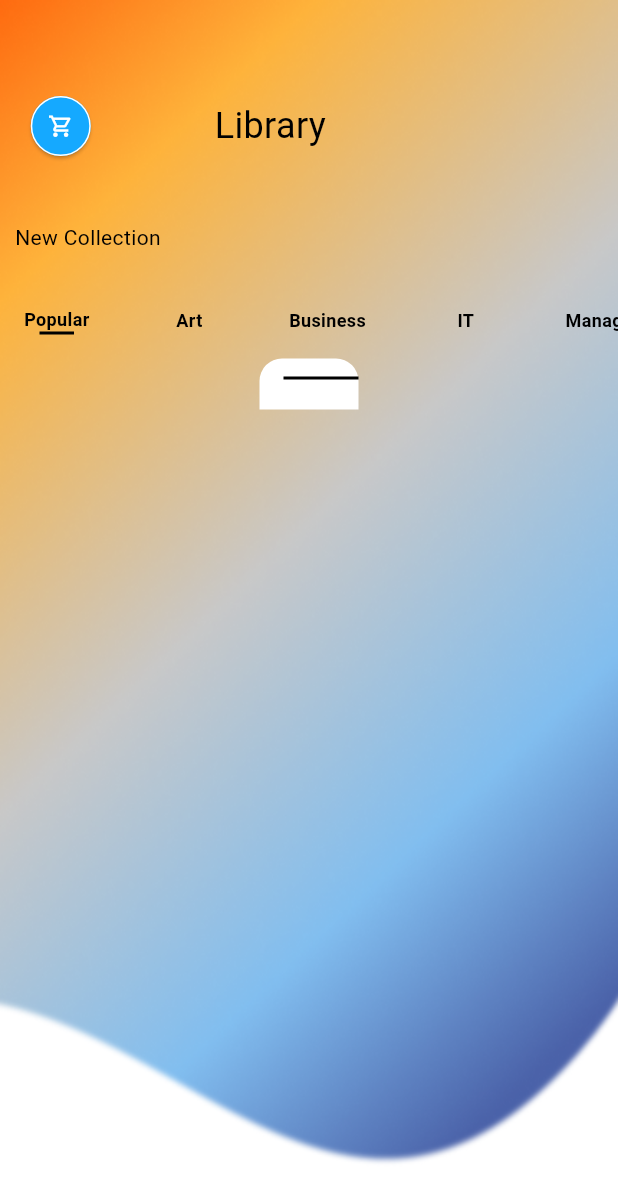
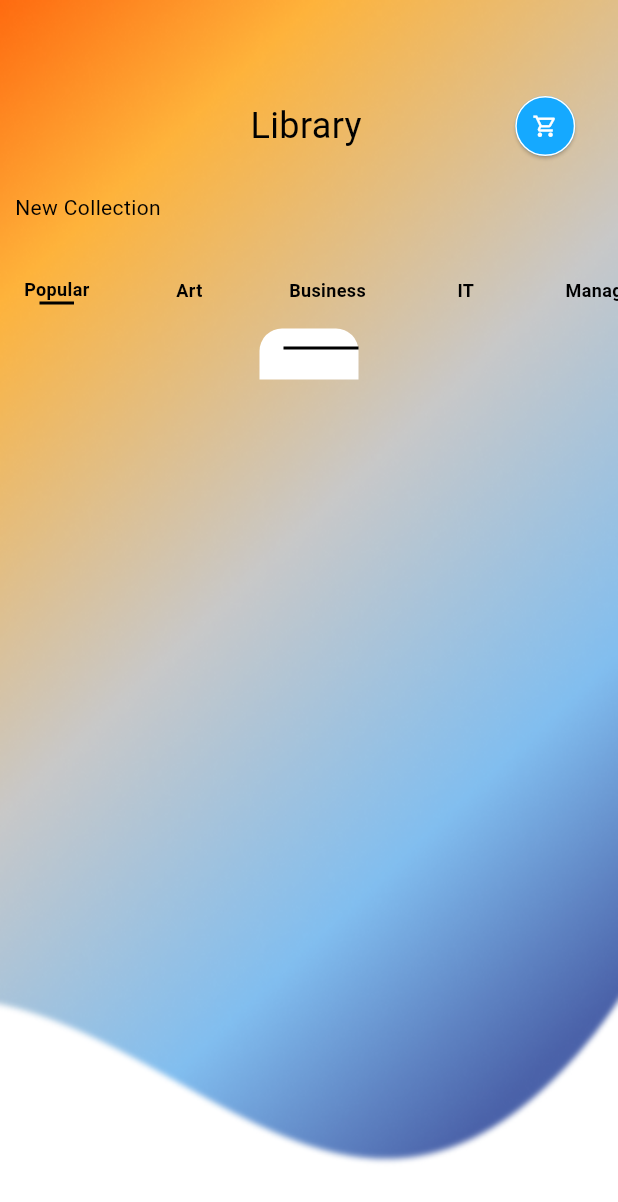
Before and after one commit to 21Ashi/wise_student_app, a Flutter app: the Library screen opened directly, on a phone screen of 412 x 824 dp. Shown: the top 1202 px of the screen. Run offline on Flutter 3.47's test engine with Material 3 defaults, Android fonts, the light colour scheme and no system bars; our stand-ins replace carousel_slider, cloud_firestore, connectivity_plus, dropdown_button2, firebase_auth, firebase_core and 13 more; missing offline and left inert: alphabet_scroll_view, restart_app; accounts and stored records are empty.

Commit message:
100% library + dark/language

```diff
--- a/lib/Screens/Library/library_main.dart
+++ b/lib/Screens/Library/library_main.dart
@@ -1,5 +1,6 @@
 import 'package:cloud_firestore/cloud_firestore.dart';
 import 'package:flutter/material.dart';
+import 'package:flutter/widgets.dart';
 import 'package:google_fonts/google_fonts.dart';
 import 'package:wise_student_app/generated/l10n.dart';
 import 'package:wise_student_app/widget/Library/Contacts/art.dart';
@@ -13,7 +14,7 @@ import 'package:wise_student_app/widget/Library/bottons.dart';
 import 'package:wise_student_app/widget/StudentWidgets/text_tabs.dart';
 
 class Library extends StatelessWidget {
-  const Library({super.key});
+  const Library({super.key, Key? skey});
 
   @override
   Widget build(BuildContext context) {
@@ -23,7 +24,7 @@ class Library extends StatelessWidget {
       Scaffold(
         body: SingleChildScrollView(
           child: Container(
-            height: MediaQuery.sizeOf(context).height,
+            height: MediaQuery.of(context).size.height,
             decoration: BoxDecoration(
               image: DecorationImage(
                 image: AssetImage(isDarkMode
@@ -41,7 +42,7 @@ class Library extends StatelessWidget {
 }
 
 class YourContentWidget extends StatefulWidget {
-  const YourContentWidget({super.key});
+  const YourContentWidget({super.key, Key? skey});
 
   @override
   State<YourContentWidget> createState() => _YourContentWidgetState();
@@ -49,12 +50,15 @@ class YourContentWidget extends StatefulWidget {
 
 class _YourContentWidgetState extends State<YourContentWidget> {
   int _selectedIndex = 0;
-  List<QueryDocumentSnapshot> data=[];
+  List<QueryDocumentSnapshot> data = [];
+  bool _isLoading = true;
 
-  getData()async{
-    QuerySnapshot querySnapshot =await FirebaseFirestore.instance.collection('books').get();
+  getData() async {
+    QuerySnapshot querySnapshot =
+        await FirebaseFirestore.instance.collection('books').get();
     data.addAll(querySnapshot.docs);
     setState(() {
+      _isLoading = false;
     });
   }
 
@@ -63,45 +67,44 @@ class _YourContentWidgetState extends State<YourContentWidget> {
     getData();
     super.initState();
   }
+
   @override
   Widget build(BuildContext context) {
     return SingleChildScrollView(
       child: Column(
         children: [
-          const SizedBox(height: 30),
-          Padding(
-            padding: const EdgeInsets.only(top: 30, right: 8, left: 8),
-            child: Row(
-              mainAxisAlignment: MainAxisAlignment.start,
-              crossAxisAlignment: CrossAxisAlignment.center,
+          const SizedBox(height: 60),
+          Row(
+            mainAxisAlignment: MainAxisAlignment.spaceBetween,
             children: [
-                const ShoppingCartButton(),
-                const SizedBox(width: 70,),
-                Text(
+              Expanded(
+                child: Padding(
+                  padding: EdgeInsets.only(
+                      left: MediaQuery.sizeOf(context).width * 0.405),
+                  child: Text(
                     S.of(context).Library,
                     style: GoogleFonts.hammersmithOne(
                       color: Theme.of(context).colorScheme.primary,
                       fontSize: 24,
                     ),
                   ),
-                const SizedBox(width: 30,),
+                ),
+              ),
+              const Padding(
+                padding: EdgeInsets.only(right: 16),
+                child: ShoppingCartButton(),
+              ),
             ],
           ),
-          ),
-          const SizedBox(height: 20),
           Padding(
-            padding: const EdgeInsets.only(
-              top: 20.0,
-            ),
+            padding: const EdgeInsets.only(top: 20.0),
             child: Column(
               mainAxisAlignment: MainAxisAlignment.start,
               crossAxisAlignment: CrossAxisAlignment.start,
               children: [
                 Row(
                   children: [
-                    const SizedBox(
-                      width: 10,
-                    ),
+                    const SizedBox(width: 10),
                     Text(
                       S.of(context).NewCollection,
                       style: GoogleFonts.hammersmithOne(
@@ -112,7 +115,9 @@ class _YourContentWidgetState extends State<YourContentWidget> {
                   ],
                 ),
                 const SizedBox(height: 10),
-                SingleChildScrollView(
+                _isLoading
+                    ? const Center(child: CircularProgressIndicator())
+                    : SingleChildScrollView(
                         scrollDirection: Axis.horizontal,
                         child: Row(
                           children: data
@@ -147,7 +152,8 @@ class _YourContentWidgetState extends State<YourContentWidget> {
                 child: Padding(
                   padding: const EdgeInsets.all(8.0),
                   child: Row(
-                    mainAxisAlignment: MainAxisAlignment.center,
+                    mainAxisAlignment:
+                        MainAxisAlignment.center, // Center the row horizontally
                     children: [
                       TextTab(
                         tabTitles: [
@@ -185,7 +191,7 @@ class _YourContentWidgetState extends State<YourContentWidget> {
 Widget getContentWidget(int index) {
   switch (index) {
     case 0:
-      return const PopularContent(); //
+      return const PopularContent();
     case 2:
       return const ArtContent();
     case 4:
--- a/lib/Screens/News/news_main.dart
+++ b/lib/Screens/News/news_main.dart
@@ -18,6 +18,7 @@ class News extends StatefulWidget {
 
 class _NewsState extends State<News> {
   List<QueryDocumentSnapshot> data = [];
+  bool _isLoading = true;
 
   @override
   void initState() {
@@ -30,6 +31,7 @@ class _NewsState extends State<News> {
         await FirebaseFirestore.instance.collection('news').get();
     setState(() {
       data.addAll(querySnapshot.docs);
+      _isLoading = false;
     });
   }
 
@@ -108,7 +110,9 @@ class _NewsState extends State<News> {
                     ),
                   ],
                 ),
-                Expanded(
+                _isLoading
+                    ? const Center(child: CircularProgressIndicator())
+                    : Expanded(
                         child: ListView.builder(
                           itemCount: data.length,
                           itemBuilder: (context, index) {
--- a/lib/widget/ChatWidgets/Chat/chat_profile.dart
+++ b/lib/widget/ChatWidgets/Chat/chat_profile.dart
@@ -2,6 +2,7 @@ import 'package:flutter/material.dart';
 import 'package:alphabet_scroll_view/alphabet_scroll_view.dart';
 import 'package:wise_student_app/generated/l10n.dart';
 import 'package:wise_student_app/provider/provider_theme.dart';
+import 'package:wise_student_app/widget/ChatWidgets/Group/add_group.dart';
 import 'package:wise_student_app/widget/ChatWidgets/Group/group_list_item.dart';
 import 'package:wise_student_app/widget/ChatWidgets/Chat/chat_text_tab.dart';
 import 'package:wise_student_app/widget/ChatWidgets/floating_bottom.dart';
@@ -69,7 +70,7 @@ class _ChatprofileState extends State<Chatprofile>
                 width: MediaQuery.sizeOf(context).width * 0.24,
               ),
               const SearchButton(),
-              const GroupButton(),
+              const AddGroup(),
             ],
           ),
         ),
--- a/lib/widget/ChatWidgets/Group/group.dart
+++ b/lib/widget/ChatWidgets/Group/group.dart
@@ -3,6 +3,7 @@ import 'package:flutter/material.dart';
 import 'package:wise_student_app/firebase/fire_database.dart';
 import 'package:wise_student_app/generated/l10n.dart';
 import 'package:wise_student_app/models/user_model.dart';
+import 'package:wise_student_app/widget/ChatWidgets/Group/add_group.dart';
 
 class GroupButton extends StatelessWidget {
   const GroupButton({super.key});
@@ -13,7 +14,7 @@ class GroupButton extends StatelessWidget {
       onTap: () {
         Navigator.push(
           context,
-          MaterialPageRoute(builder: (context) => const GroupChat()),
+          MaterialPageRoute(builder: (context) => const AddGroup()),
         );
       },
       child: Container(
```
Also changed, not shown: lib/Screens/Library/book_details.dart (+91 -33 lines), lib/Screens/Library/cart_provider.dart (added, +17 -0 lines), lib/Screens/Library/shoppingcart.dart (+121 -72 lines), lib/main.dart (+39 -18 lines), lib/widget/Library/bottons.dart (+6 -3 lines). Lines whose indentation alone changed are shown as unchanged.
